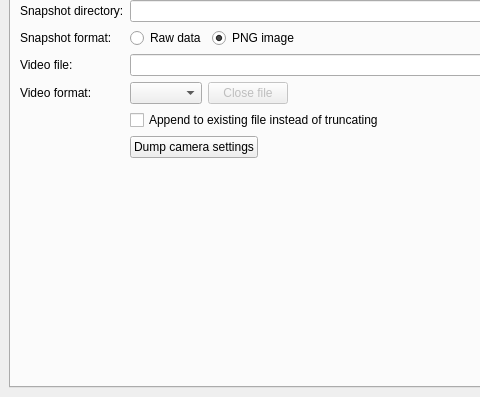
AD-Vega/qarv, file src/mainwindow.ui: the form before one commit; both pictures show x 0 to 480 and y 234 to 631 of the 660 by 631 pixel window.
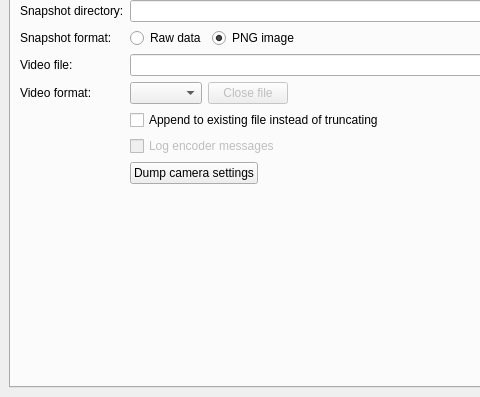
The form after the commit. The open tabs and pages were chosen to show the change. Icons and pictures are not drawn. Custom widgets are drawn as their Qt base class.

Commit message: Add endcoder logging checkbox and fix append checkbox.

```diff
--- a/src/mainwindow.ui
+++ b/src/mainwindow.ui
@@ -693,7 +693,7 @@
           </property>
          </widget>
         </item>
-        <item row="7" column="1">
+        <item row="8" column="1">
          <widget class="QPushButton" name="dumpSettingsButton">
           <property name="text">
            <string>Dump camera settings</string>
@@ -724,6 +724,16 @@
           </item>
          </layout>
         </item>
+        <item row="7" column="1">
+         <widget class="QCheckBox" name="recordLogCheck">
+          <property name="enabled">
+           <bool>false</bool>
+          </property>
+          <property name="text">
+           <string>Log encoder messages</string>
+          </property>
+         </widget>
+        </item>
        </layout>
       </widget>
       <widget class="QWidget" name="advancedTab">
```
The commit also changes 1 other file.
